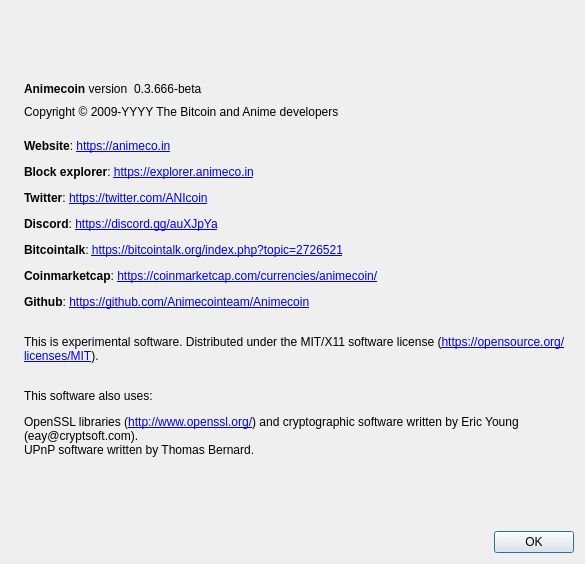
First picture: the form in src/qt/forms/aboutdialog.ui, repository Animecointeam/Animecoin, before the edit.
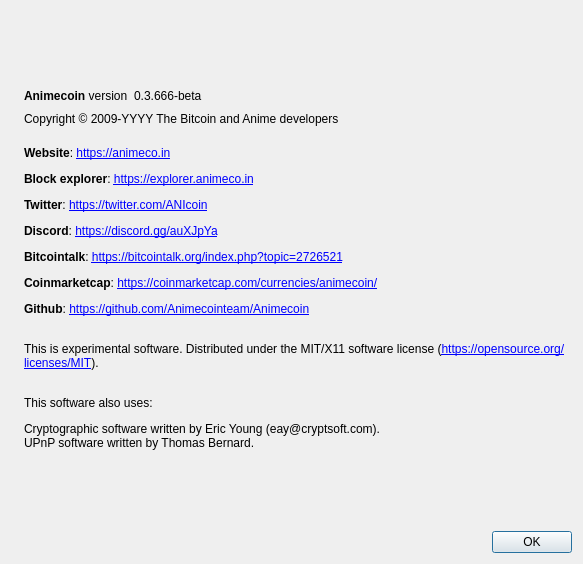
Second picture: the form after the edit. Icons and pictures are not drawn.

Commit message: Drop OpenSSL dependency.

```diff
--- a/src/qt/forms/aboutdialog.ui
+++ b/src/qt/forms/aboutdialog.ui
@@ -6,7 +6,7 @@
    <rect>
     <x>0</x>
     <y>0</y>
-    <width>585</width>
+    <width>583</width>
     <height>564</height>
    </rect>
   </property>
@@ -125,7 +125,7 @@
         <cursorShape>IBeamCursor</cursorShape>
        </property>
        <property name="text">
-        <string>&lt;html&gt;&lt;head/&gt;&lt;body&gt;&lt;p&gt;&lt;span style=&quot; font-weight:600;&quot;&gt;&lt;br/&gt;Website&lt;/span&gt;: &lt;a href=&quot;https://animeco.in&quot;&gt;&lt;span style=&quot; text-decoration: underline; color:#0000ff;&quot;&gt;https://animeco.in&lt;/span&gt;&lt;/a&gt;&lt;/p&gt;&lt;p&gt;&lt;span style=&quot; font-weight:600;&quot;&gt;Block explorer&lt;/span&gt;: &lt;a href=&quot;https://explorer.animeco.in&quot;&gt;&lt;span style=&quot; text-decoration: underline; color:#0000ff;&quot;&gt;https://explorer.animeco.in&lt;/span&gt;&lt;/a&gt;&lt;/p&gt;&lt;p&gt;&lt;span style=&quot; font-weight:600;&quot;&gt;Twitter&lt;/span&gt;: &lt;a href=&quot;https://twitter.com/ANIcoin&quot;&gt;&lt;span style=&quot; text-decoration: underline; color:#0000ff;&quot;&gt;https://twitter.com/ANIcoin&lt;/span&gt;&lt;/a&gt;&lt;/p&gt;&lt;p&gt;&lt;span style=&quot; font-weight:600;&quot;&gt;Discord&lt;/span&gt;: &lt;a href=&quot;https://discord.gg/auXJpYa&quot;&gt;&lt;span style=&quot; text-decoration: underline; color:#0000ff;&quot;&gt;https://discord.gg/auXJpYa&lt;/span&gt;&lt;/a&gt;&lt;/p&gt;&lt;p&gt;&lt;span style=&quot; font-weight:600;&quot;&gt;Bitcointalk&lt;/span&gt;: &lt;a href=&quot;https://bitcointalk.org/index.php?topic=2726521&quot;&gt;&lt;span style=&quot; text-decoration: underline; color:#0000ff;&quot;&gt;https://bitcointalk.org/index.php?topic=2726521&lt;/span&gt;&lt;/a&gt;&lt;/p&gt;&lt;p&gt;&lt;span style=&quot; font-weight:600;&quot;&gt;Coinmarketcap&lt;/span&gt;: &lt;a href=&quot;https://coinmarketcap.com/currencies/animecoin/&quot;&gt;&lt;span style=&quot; text-decoration: underline; color:#0000ff;&quot;&gt;https://coinmarketcap.com/currencies/animecoin/&lt;/span&gt;&lt;/a&gt;&lt;/p&gt;&lt;p&gt;&lt;span style=&quot; font-weight:600;&quot;&gt;Github&lt;/span&gt;: &lt;a href=&quot;https://github.com/Animecointeam/Animecoin&quot;&gt;&lt;span style=&quot; text-decoration: underline; color:#0000ff;&quot;&gt;https://github.com/Animecointeam/Animecoin&lt;/span&gt;&lt;/a&gt;&lt;/p&gt;&lt;p&gt;&lt;br/&gt;This is experimental software. Distributed under the MIT/X11 software license (&lt;a href=&quot;https://opensource.org/licenses/MIT&quot;&gt;&lt;span style=&quot; text-decoration: underline; color:#0000ff;&quot;&gt;https://opensource.org/licenses/MIT&lt;/span&gt;&lt;/a&gt;).&lt;br/&gt;&lt;/p&gt;&lt;p&gt;This software also uses:&lt;/p&gt;&lt;p&gt;OpenSSL libraries (&lt;a href=&quot;http://www.openssl.org/&quot;&gt;&lt;span style=&quot; text-decoration: underline; color:#0000ff;&quot;&gt;http://www.openssl.org/&lt;/span&gt;&lt;/a&gt;) and cryptographic software written by Eric Young (eay@cryptsoft.com).&lt;br/&gt;UPnP software written by Thomas Bernard.&lt;/p&gt;&lt;/body&gt;&lt;/html&gt;</string>
+        <string>&lt;html&gt;&lt;head/&gt;&lt;body&gt;&lt;p&gt;&lt;span style=&quot; font-weight:600;&quot;&gt;&lt;br/&gt;Website&lt;/span&gt;: &lt;a href=&quot;https://animeco.in&quot;&gt;&lt;span style=&quot; text-decoration: underline; color:#0000ff;&quot;&gt;https://animeco.in&lt;/span&gt;&lt;/a&gt;&lt;/p&gt;&lt;p&gt;&lt;span style=&quot; font-weight:600;&quot;&gt;Block explorer&lt;/span&gt;: &lt;a href=&quot;https://explorer.animeco.in&quot;&gt;&lt;span style=&quot; text-decoration: underline; color:#0000ff;&quot;&gt;https://explorer.animeco.in&lt;/span&gt;&lt;/a&gt;&lt;/p&gt;&lt;p&gt;&lt;span style=&quot; font-weight:600;&quot;&gt;Twitter&lt;/span&gt;: &lt;a href=&quot;https://twitter.com/ANIcoin&quot;&gt;&lt;span style=&quot; text-decoration: underline; color:#0000ff;&quot;&gt;https://twitter.com/ANIcoin&lt;/span&gt;&lt;/a&gt;&lt;/p&gt;&lt;p&gt;&lt;span style=&quot; font-weight:600;&quot;&gt;Discord&lt;/span&gt;: &lt;a href=&quot;https://discord.gg/auXJpYa&quot;&gt;&lt;span style=&quot; text-decoration: underline; color:#0000ff;&quot;&gt;https://discord.gg/auXJpYa&lt;/span&gt;&lt;/a&gt;&lt;/p&gt;&lt;p&gt;&lt;span style=&quot; font-weight:600;&quot;&gt;Bitcointalk&lt;/span&gt;: &lt;a href=&quot;https://bitcointalk.org/index.php?topic=2726521&quot;&gt;&lt;span style=&quot; text-decoration: underline; color:#0000ff;&quot;&gt;https://bitcointalk.org/index.php?topic=2726521&lt;/span&gt;&lt;/a&gt;&lt;/p&gt;&lt;p&gt;&lt;span style=&quot; font-weight:600;&quot;&gt;Coinmarketcap&lt;/span&gt;: &lt;a href=&quot;https://coinmarketcap.com/currencies/animecoin/&quot;&gt;&lt;span style=&quot; text-decoration: underline; color:#0000ff;&quot;&gt;https://coinmarketcap.com/currencies/animecoin/&lt;/span&gt;&lt;/a&gt;&lt;/p&gt;&lt;p&gt;&lt;span style=&quot; font-weight:600;&quot;&gt;Github&lt;/span&gt;: &lt;a href=&quot;https://github.com/Animecointeam/Animecoin&quot;&gt;&lt;span style=&quot; text-decoration: underline; color:#0000ff;&quot;&gt;https://github.com/Animecointeam/Animecoin&lt;/span&gt;&lt;/a&gt;&lt;/p&gt;&lt;p&gt;&lt;br/&gt;This is experimental software. Distributed under the MIT/X11 software license (&lt;a href=&quot;https://opensource.org/licenses/MIT&quot;&gt;&lt;span style=&quot; text-decoration: underline; color:#0000ff;&quot;&gt;https://opensource.org/licenses/MIT&lt;/span&gt;&lt;/a&gt;).&lt;br/&gt;&lt;/p&gt;&lt;p&gt;This software also uses:&lt;/p&gt;&lt;p&gt;Cryptographic software written by Eric Young (eay@cryptsoft.com).&lt;br/&gt;UPnP software written by Thomas Bernard.&lt;/p&gt;&lt;/body&gt;&lt;/html&gt;</string>
        </property>
        <property name="scaledContents">
         <bool>false</bool>
```
The commit also changes 21 other files.
